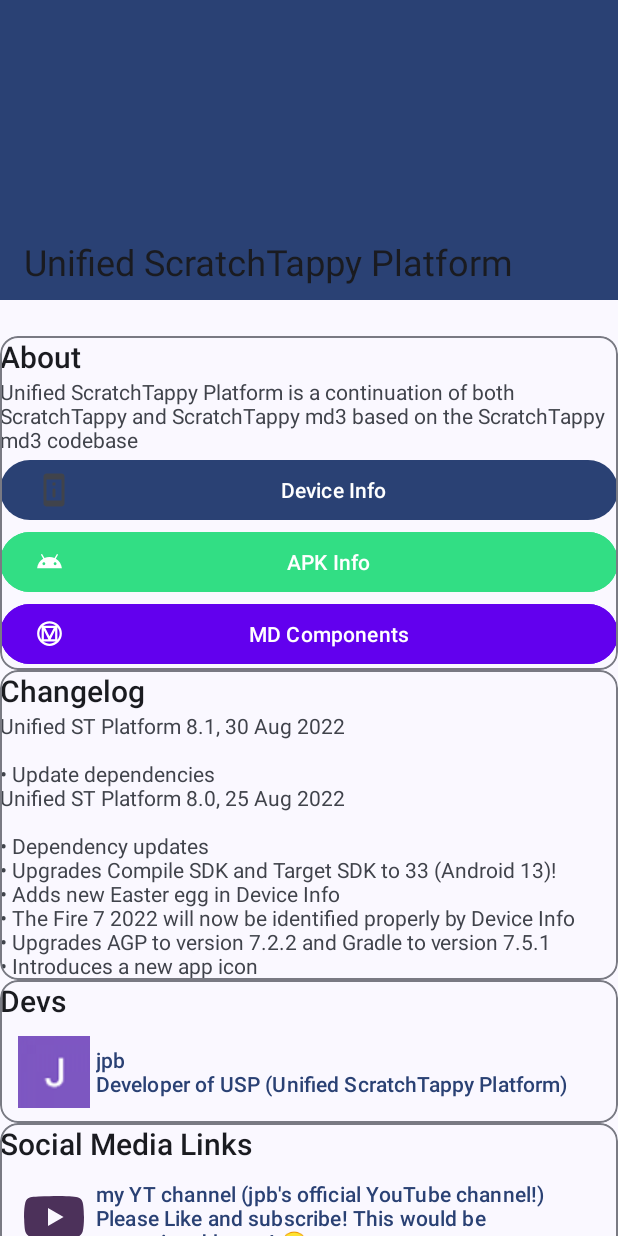
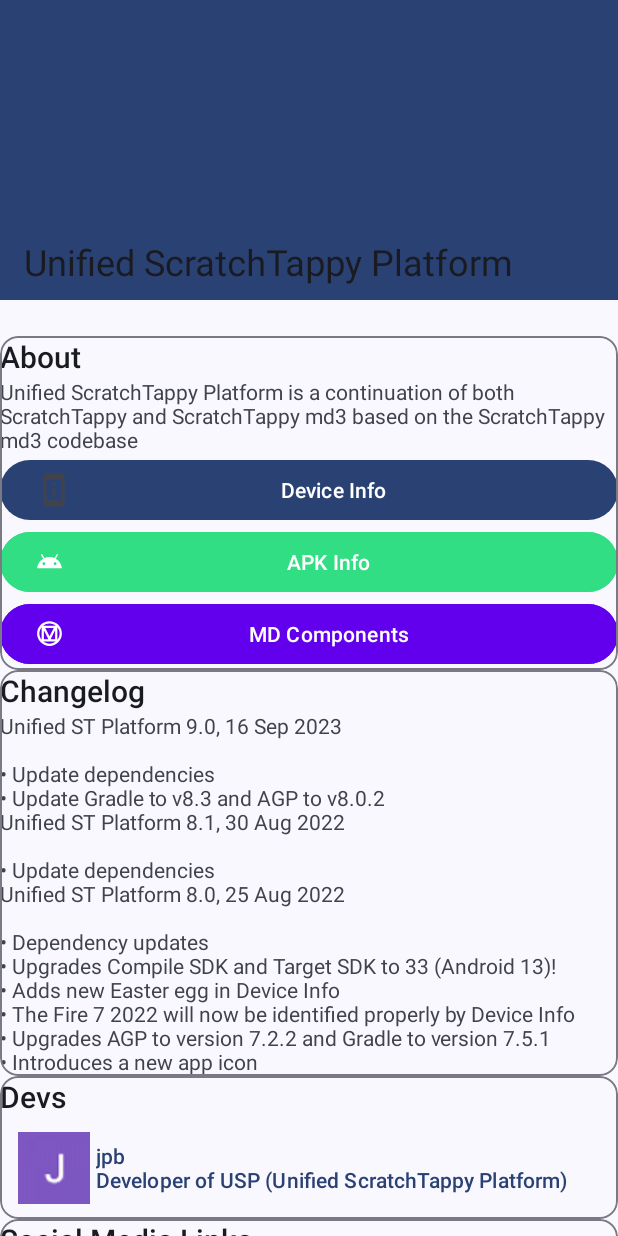
Before and after one commit to jpbandroid/USP, an Android app: the SettingsFragment screen opened through its navigation route, after a tap on "About", on a phone screen of 412 x 824 dp. Run offline under Robolectric (Android 15) with nearby library versions, the phone set to English and light mode, and no system bars; our stand-ins replace androidx.preference, navigation-ui; libraries missing offline, so code that uses them is left out: com.afollestad.materialdialogs.

Commit message:
Update build info

```diff
--- a/app/build.gradle
+++ b/app/build.gradle
@@ -50,7 +50,7 @@ dependencies {
     implementation 'androidx.navigation:navigation-fragment-ktx:2.7.2'
     implementation 'androidx.navigation:navigation-ui-ktx:2.7.2'
     implementation 'androidx.legacy:legacy-support-v4:1.0.0'
-    implementation 'androidx.core:core-ktx:+'
+    implementation 'androidx.core:core-ktx:1.12.0'
     testImplementation 'junit:junit:4.13.2'
     androidTestImplementation 'androidx.test.ext:junit:1.2.0-alpha01'
     androidTestImplementation 'androidx.test.espresso:espresso-core:3.6.0-alpha01'
--- a/app/src/main/res/layout/activity_device_info.xml
+++ b/app/src/main/res/layout/activity_device_info.xml
@@ -76,7 +76,7 @@
                             android:id="@+id/textView34"
                             android:layout_width="match_parent"
                             android:layout_height="wrap_content"
-                            android:text="8.1" />
+                            android:text="9.0" />
 
                         <TextView
                             android:id="@+id/textView26"
--- a/app/src/main/res/values/strings.xml
+++ b/app/src/main/res/values/strings.xml
@@ -152,7 +152,7 @@
     <string name="device_board_n">Device Board:\n</string>
     <string name="title_activity_about">AboutActivity</string>
     <string name="changelogtext">ST md3 2.0 Enhanced, 31 Jan 2022\n\n• (60cd5634) Redesigned the whole APKInfo UI!\n• (352beb24) Adds proper storage info, instead of placeholders\n• (7b12f8e4) Upgrades AGP to v7.1.0\nST md3 2.0, 23 Jan 2022\n\n• (677b34ef) Updates APKInfo with latest info\n• (7a80e15d) New ScrollBar inspired by MIUI 12, ported from jpb Notes and jpb Activity Launcher\n• (5c95f9a3) Storage and Fingerprint info added to DeviceInfo\n• (a2dfc049) IntroActivity implemented\n• (4cb79dc0) UpdateIntroActivity implemented\n• (84a6dd25) Updates app version to 2.0\n• (3451d170) Updates Material library to v1.6.0-alpha02\nST md3 1.5, 15 Jan 2022\n\n• New MD Components section!\n• Redesigned About Screen\n• Fixes a bug in the ClockEgg easter egg on Android 12+ devices, where the Android 12 logo was shown instead of the ScratchTappy blue circle\n• Upgrades Gradle to 7.3.3\n• Upgrades Compile SDK and Target SDK to 32 (Android 12L/12.1/12.5)!\nST md3 1.1, 28 Dec 2021\n\n• Adds an APK Info area, where you can find out the ST md3 APK file details!\n• Updates Material libraries to v1.6.0-alpha01\n• Makes Tappy+ FAB round again!\n• Adds extra device information to the Device Info Area, and fixes a few bugs there</string>
-    <string name="newchangelogtext">Unified ST Platform 8.1, 30 Aug 2022\n\n• Update dependencies\nUnified ST Platform 8.0, 25 Aug 2022\n\n• Dependency updates\n• Upgrades Compile SDK and Target SDK to 33 (Android 13)!\n• Adds new Easter egg in Device Info\n• The Fire 7 2022 will now be identified properly by Device Info\n• Upgrades AGP to version 7.2.2 and Gradle to version 7.5.1\n• Introduces a new app icon</string>
-    <string name="materialversion">Material Design library\nversion 1.8.0 alpha 1\nGoogle</string>
+    <string name="newchangelogtext">Unified ST Platform 9.0, 16 Sep 2023\n\n• Update dependencies\n• Update Gradle to v8.3 and AGP to v8.0.2\nUnified ST Platform 8.1, 30 Aug 2022\n\n• Update dependencies\nUnified ST Platform 8.0, 25 Aug 2022\n\n• Dependency updates\n• Upgrades Compile SDK and Target SDK to 33 (Android 13)!\n• Adds new Easter egg in Device Info\n• The Fire 7 2022 will now be identified properly by Device Info\n• Upgrades AGP to version 7.2.2 and Gradle to version 7.5.1\n• Introduces a new app icon</string>
+    <string name="materialversion">Material Design library\nversion 1.11.0 alpha 2\nGoogle</string>
     <string name="changelog">• Dependency updates\n</string>
 </resources>
--- a/app/src/main/res/xml/root_preferences2.xml
+++ b/app/src/main/res/xml/root_preferences2.xml
@@ -21,7 +21,7 @@
             android:title="Version"
             app:icon="@mipmap/ic_launcher"
             app:key="stmd3"
-            app:summary="USP 9.0 Preview"
+            app:summary="USP 9.0"
             app:title="Version" />
         <Preference
             android:id="@+id/preference2"
@@ -32,7 +32,7 @@
             android:title="Build date"
             app:icon="@mipmap/ic_time_round"
             app:key="clock"
-            app:summary="Saturday 8 October 2022"
+            app:summary="Saturday 16 September 2023"
             app:title="Build date" />
         <Preference
             android:id="@+id/preference3"
--- a/build.gradle
+++ b/build.gradle
@@ -8,7 +8,7 @@ buildscript {
     dependencies {
         classpath 'com.android.tools.build:gradle:8.0.2'
         classpath 'org.jetbrains.kotlin:kotlin-gradle-plugin:1.9.10'
-        classpath 'com.google.android.gms:oss-licenses-plugin:0.10.5'
+        classpath 'com.google.android.gms:oss-licenses-plugin:0.10.6'
         // NOTE: Do not place your application dependencies here; they belong
         // in the individual module build.gradle files
     }
```
